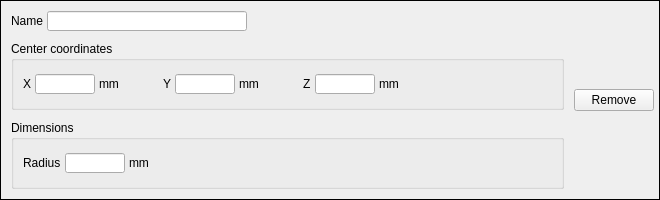
pytrip/pytripgui, file pytripgui/view/spherical_voi.ui: the form before one commit.
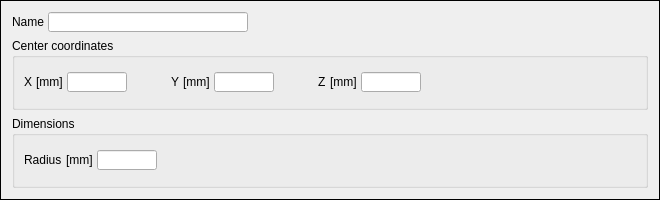
The form after the commit.

What changed in the file:
```diff
--- a/pytripgui/view/spherical_voi.ui
+++ b/pytripgui/view/spherical_voi.ui
@@ -48,39 +48,7 @@
   <property name="midLineWidth">
    <number>10</number>
   </property>
-  <layout class="QHBoxLayout" name="horizontalLayout_3">
-   <property name="spacing">
-    <number>5</number>
-   </property>
-   <property name="leftMargin">
-    <number>5</number>
-   </property>
-   <property name="topMargin">
-    <number>5</number>
-   </property>
-   <property name="rightMargin">
-    <number>5</number>
-   </property>
-   <property name="bottomMargin">
-    <number>5</number>
-   </property>
-   <item>
-    <layout class="QVBoxLayout" name="verticalLayout_2">
-     <property name="spacing">
-      <number>10</number>
-     </property>
-     <property name="leftMargin">
-      <number>5</number>
-     </property>
-     <property name="topMargin">
-      <number>5</number>
-     </property>
-     <property name="rightMargin">
-      <number>5</number>
-     </property>
-     <property name="bottomMargin">
-      <number>5</number>
-     </property>
+  <layout class="QVBoxLayout" name="verticalLayout">
      <item>
       <layout class="QHBoxLayout" name="horizontalLayout">
        <property name="spacing">
@@ -173,6 +141,22 @@
           </property>
          </widget>
         </item>
+      <item>
+       <widget class="QLabel" name="label_23">
+        <property name="maximumSize">
+         <size>
+          <width>16777215</width>
+          <height>20</height>
+         </size>
+        </property>
+        <property name="text">
+         <string>[mm]</string>
+        </property>
+        <property name="scaledContents">
+         <bool>true</bool>
+        </property>
+       </widget>
+      </item>
         <item>
          <widget class="QLineEdit" name="centerX_lineEdit">
           <property name="sizePolicy">
@@ -189,22 +173,6 @@
           </property>
          </widget>
         </item>
-        <item>
-         <widget class="QLabel" name="label_21">
-          <property name="maximumSize">
-           <size>
-            <width>16777215</width>
-            <height>20</height>
-           </size>
-          </property>
-          <property name="text">
-           <string>mm</string>
-          </property>
-          <property name="scaledContents">
-           <bool>true</bool>
-          </property>
-         </widget>
-        </item>
         <item>
          <spacer name="horizontalSpacer_12">
           <property name="orientation">
@@ -237,6 +205,22 @@
           </property>
          </widget>
         </item>
+      <item>
+       <widget class="QLabel" name="label_24">
+        <property name="maximumSize">
+         <size>
+          <width>16777215</width>
+          <height>20</height>
+         </size>
+        </property>
+        <property name="text">
+         <string>[mm]</string>
+        </property>
+        <property name="scaledContents">
+         <bool>true</bool>
+        </property>
+       </widget>
+      </item>
         <item>
          <widget class="QLineEdit" name="centerY_lineEdit">
           <property name="sizePolicy">
@@ -253,22 +237,6 @@
           </property>
          </widget>
         </item>
-        <item>
-         <widget class="QLabel" name="label_22">
-          <property name="maximumSize">
-           <size>
-            <width>16777215</width>
-            <height>20</height>
-           </size>
-          </property>
-          <property name="text">
-           <string>mm</string>
-          </property>
-          <property name="scaledContents">
-           <bool>true</bool>
-          </property>
-         </widget>
-        </item>
         <item>
          <spacer name="horizontalSpacer_11">
           <property name="orientation">
@@ -301,6 +269,22 @@
           </property>
          </widget>
         </item>
+      <item>
+       <widget class="QLabel" name="label_25">
+        <property name="maximumSize">
+         <size>
+          <width>16777215</width>
+          <height>20</height>
+         </size>
+        </property>
+        <property name="text">
+         <string>[mm]</string>
+        </property>
+        <property name="scaledContents">
+         <bool>true</bool>
+        </property>
+       </widget>
+      </item>
         <item>
          <widget class="QLineEdit" name="centerZ_lineEdit">
           <property name="sizePolicy">
@@ -317,22 +301,6 @@
           </property>
          </widget>
         </item>
-        <item>
-         <widget class="QLabel" name="label_12">
-          <property name="maximumSize">
-           <size>
-            <width>16777215</width>
-            <height>20</height>
-           </size>
-          </property>
-          <property name="text">
-           <string>mm</string>
-          </property>
-          <property name="scaledContents">
-           <bool>true</bool>
-          </property>
-         </widget>
-        </item>
         <item>
          <spacer name="horizontalSpacer_8">
           <property name="orientation">
@@ -374,6 +342,22 @@
           </property>
          </widget>
         </item>
+      <item>
+       <widget class="QLabel" name="label_26">
+        <property name="maximumSize">
+         <size>
+          <width>16777215</width>
+          <height>20</height>
+         </size>
+        </property>
+        <property name="text">
+         <string>[mm]</string>
+        </property>
+        <property name="scaledContents">
+         <bool>true</bool>
+        </property>
+       </widget>
+      </item>
         <item>
          <widget class="QLineEdit" name="radius_lineEdit">
           <property name="sizePolicy">
@@ -390,22 +374,6 @@
           </property>
          </widget>
         </item>
-        <item>
-         <widget class="QLabel" name="label_16">
-          <property name="maximumSize">
-           <size>
-            <width>16777215</width>
-            <height>20</height>
-           </size>
-          </property>
-          <property name="text">
-           <string>mm</string>
-          </property>
-          <property name="scaledContents">
-           <bool>true</bool>
-          </property>
-         </widget>
-        </item>
         <item>
          <spacer name="horizontalSpacer_10">
           <property name="orientation">
@@ -420,15 +388,6 @@
          </spacer>
         </item>
        </layout>
-      </widget>
-     </item>
-    </layout>
-   </item>
-   <item>
-    <widget class="QPushButton" name="remove_pushButton">
-     <property name="text">
-      <string>Remove</string>
-     </property>
     </widget>
    </item>
   </layout>
```
Lines whose indentation alone changed are shown as unchanged.
